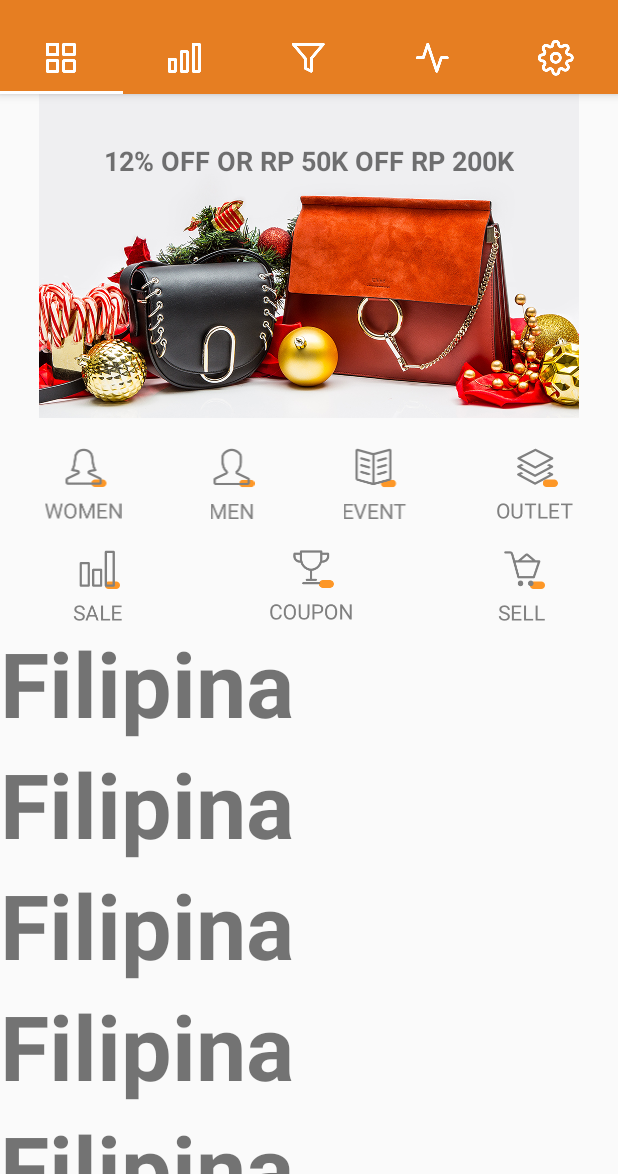
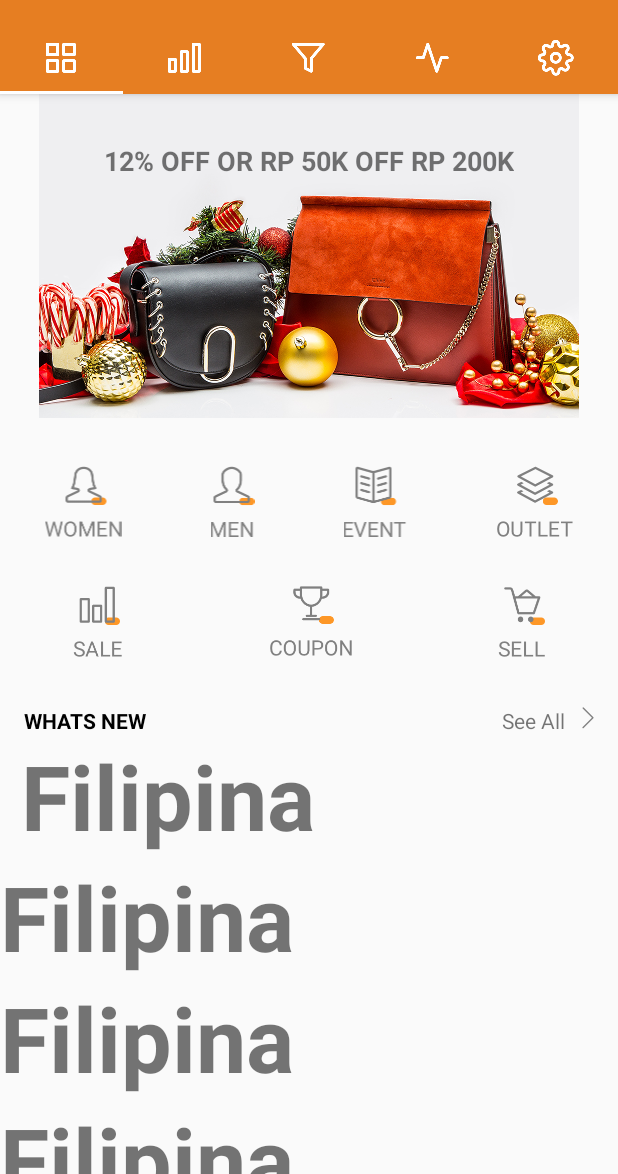
Before and after one commit to pampams/testing, an Android app: the screen it shows after launch (MainActivity), on a phone screen of 412 x 824 dp, the part 62-1236 px from its top. Run offline under Robolectric (Android 15) with nearby library versions, the phone set to English and light mode, and no system bars.

Commit message:
tambah arrow

```diff
--- a/app/src/main/res/layout/fragment_main.xml
+++ b/app/src/main/res/layout/fragment_main.xml
@@ -17,6 +17,7 @@
             android:orientation="vertical" >
 
             <RelativeLayout
+                android:id="@+id/coverRL"
                 android:layout_width="match_parent"
                 android:layout_height="match_parent">
 
@@ -39,10 +40,10 @@
             </RelativeLayout>
 
             <LinearLayout
-                android:id="@+id/imgButton"
+                android:id="@+id/btnGroup1"
                 android:layout_width="match_parent"
                 android:layout_height="match_parent"
-                android:layout_marginTop="20dp"
+                android:layout_marginTop="32dp"
                 android:orientation="horizontal">
 
                 <ImageView
@@ -76,10 +77,10 @@
             </LinearLayout>
 
             <LinearLayout
-                android:id="@+id/imgButton2"
+                android:id="@+id/btnGroup2"
                 android:layout_width="match_parent"
                 android:layout_height="match_parent"
-                android:layout_marginTop="20dp">
+                android:layout_marginTop="32dp">
 
                 <ImageView
                     android:id="@+id/imgSale"
@@ -102,10 +103,53 @@
                     android:layout_weight="1"
                     android:src="@drawable/ik_sell" />
             </LinearLayout>
+
+            <RelativeLayout
+                android:layout_width="match_parent"
+                android:layout_height="match_parent"
+                android:layout_marginLeft="16dp"
+                android:layout_marginRight="16dp"
+                android:layout_marginTop="32dp">
+
+                <TextView
+                    android:id="@+id/tSeeAll"
+                    android:layout_width="wrap_content"
+                    android:layout_height="wrap_content"
+                    android:layout_alignParentEnd="true"
+                    android:layout_alignParentTop="true"
+                    android:layout_marginEnd="19dp"
+                    android:text="See All" />
+
+                <TextView
+                    android:id="@+id/tWhatsNew"
+                    android:layout_width="wrap_content"
+                    android:layout_height="wrap_content"
+                    android:layout_alignParentTop="true"
+                    android:lines="1"
+                    android:text="WHATS NEW"
+                    android:textColor="@android:color/black"
+                    android:textStyle="bold" />
+
+                <ImageView
+                    android:id="@+id/imgArrow"
+                    android:layout_width="wrap_content"
+                    android:layout_height="wrap_content"
+                    android:layout_alignParentEnd="true"
+                    android:layout_alignParentTop="true"
+                    android:layout_centerHorizontal="true"
+                    android:layout_centerInParent="true"
+                    android:layout_centerVertical="true"
+                    android:src="@drawable/arrow_right" />
+
+            </RelativeLayout>
+
             <TextView
                 android:id="@+id/textView1"
                 android:layout_width="match_parent"
                 android:layout_height="wrap_content"
+                android:layout_alignParentTop="true"
+                android:layout_marginStart="14dp"
+                android:layout_toEndOf="@+id/imageView2"
                 android:text="@string/three"
                 android:textSize="60dp"
                 android:textStyle="bold" />
```
Also changed, not shown: app/src/main/res/drawable-hdpi/arrow_right.png (added), app/src/main/res/drawable-mdpi/arrow_right.png (added), app/src/main/res/drawable-xhdpi/arrow_right.png (added), app/src/main/res/drawable-xxhdpi/arrow_right.png (added).
